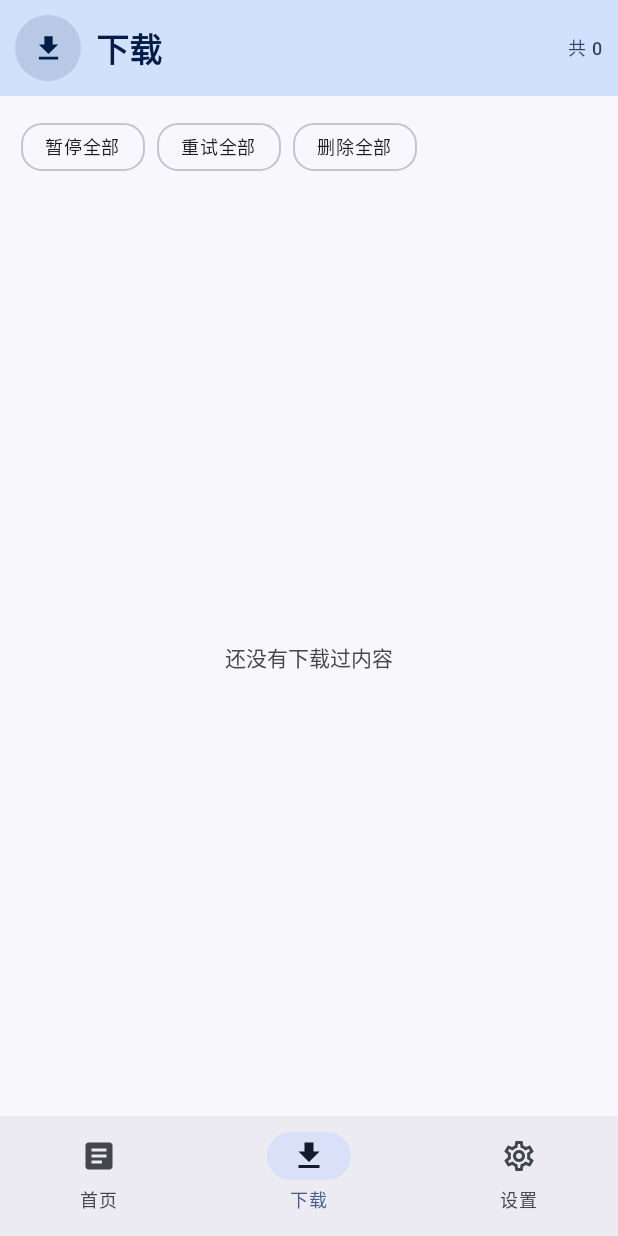
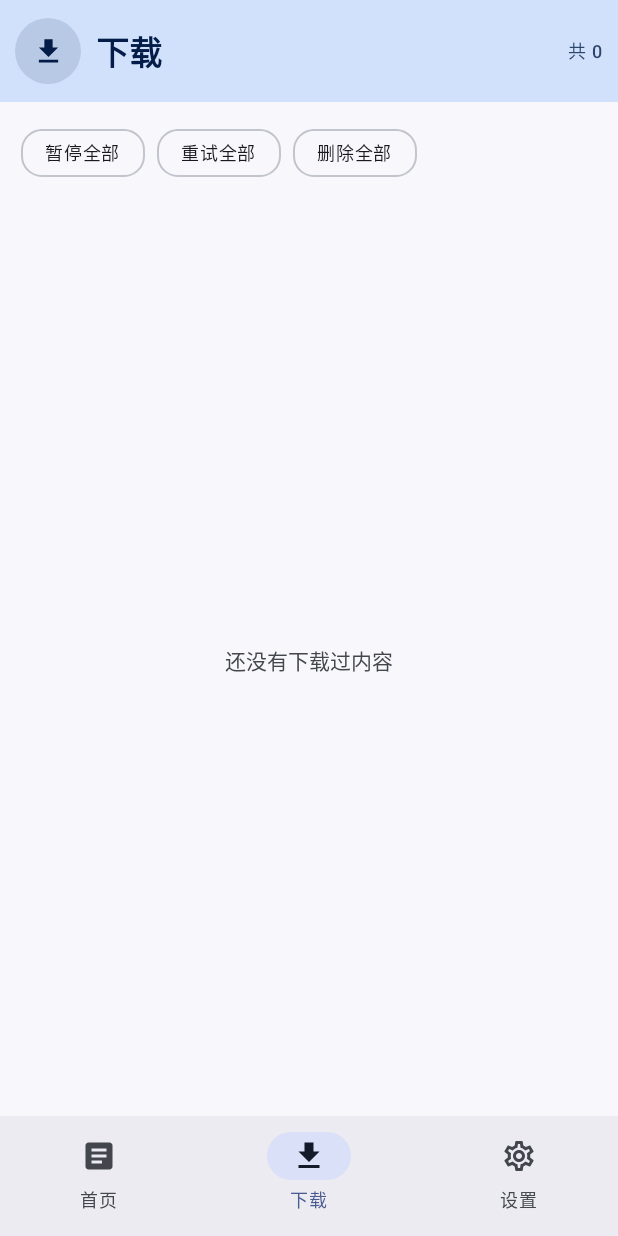
Before and after one commit to huaix01-cloud/XDL, an Android app built with Jetpack Compose: the screen it shows after launch (MainActivity), item 2 of the bottom bar chosen, on a phone screen of 412 x 824 dp. Run offline under Robolectric (Android 15) with nearby library versions, the phone set to English and light mode, and no system bars; pictures from the network do not load.

Commit message:
顶栏改沉浸式：Scaffold 去 insets，蓝色背景延伸到状态栏后面，内容上下等距
用户要求：顶栏与底部导航等边、状态栏沉浸。
- Scaffold contentWindowInsets = 0，内容铺满整屏（之前状态栏那条是 Scaffold 底色）
- 顶栏 Surface 无圆角铺到顶，Row 用 statusBarsPadding + 垂直 12dp 等距内边距
- 三页统一

```diff
--- a/app/src/main/java/com/yg/xdl/MainActivity.kt
+++ b/app/src/main/java/com/yg/xdl/MainActivity.kt
@@ -439,6 +439,7 @@ fun App(incoming: MutableState<String?>) {
     Scaffold(
         modifier = Modifier.fillMaxSize(),
         containerColor = MaterialTheme.colorScheme.background,
+        contentWindowInsets = androidx.compose.foundation.layout.WindowInsets(0, 0, 0, 0),
         bottomBar = {
             NavigationBar(containerColor = MaterialTheme.colorScheme.surfaceContainer) {
                 NavigationBarItem(
--- a/app/src/main/java/com/yg/xdl/ui/HomeScreen.kt
+++ b/app/src/main/java/com/yg/xdl/ui/HomeScreen.kt
@@ -212,8 +212,7 @@ fun HomeScreen(
                     Modifier
                         .fillMaxWidth()
                         .statusBarsPadding()
-                        .height(64.dp)
-                        .padding(horizontal = 10.dp),
+                        .padding(horizontal = 10.dp, vertical = 12.dp),
                     verticalAlignment = Alignment.CenterVertically
                 ) {
                     IconButton(
--- a/app/src/main/java/com/yg/xdl/ui/SettingsScreen.kt
+++ b/app/src/main/java/com/yg/xdl/ui/SettingsScreen.kt
@@ -111,8 +111,7 @@ fun SettingsScreen(onBack: () -> Unit) {
                     Modifier
                         .fillMaxWidth()
                         .statusBarsPadding()
-                        .height(64.dp)
-                        .padding(horizontal = 10.dp),
+                        .padding(horizontal = 10.dp, vertical = 12.dp),
                     verticalAlignment = Alignment.CenterVertically
                 ) {
                     Box(
--- a/app/src/main/java/com/yg/xdl/ui/TasksScreen.kt
+++ b/app/src/main/java/com/yg/xdl/ui/TasksScreen.kt
@@ -85,8 +85,7 @@ fun TasksScreen(onBack: () -> Unit) {
                     Modifier
                         .fillMaxWidth()
                         .statusBarsPadding()
-                        .height(64.dp)
-                        .padding(horizontal = 10.dp),
+                        .padding(horizontal = 10.dp, vertical = 12.dp),
                     verticalAlignment = Alignment.CenterVertically
                 ) {
                     Box(
```
Also changed, not shown: 1 other file.
